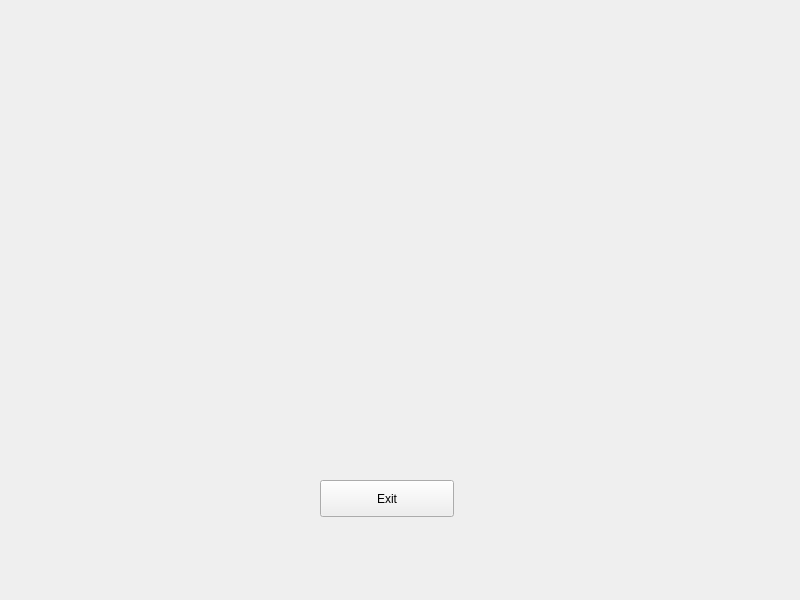
Above: aifx/form.ui from NadimGhaznavi/aifx before the change. Below: the same form after it.
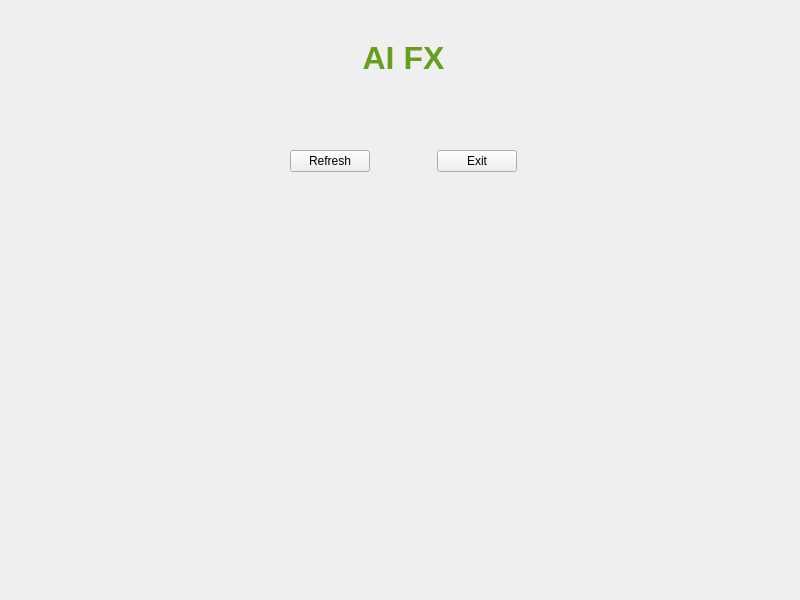
That is the form after the change.

```diff
--- a/aifx/form.ui
+++ b/aifx/form.ui
@@ -13,18 +13,71 @@
   <property name="windowTitle">
    <string>Widget</string>
   </property>
-  <widget class="QPushButton" name="exitButton">
+  <widget class="QWidget" name="">
    <property name="geometry">
     <rect>
-     <x>320</x>
-     <y>480</y>
-     <width>134</width>
-     <height>37</height>
+     <x>290</x>
+     <y>40</y>
+     <width>227</width>
+     <height>132</height>
     </rect>
    </property>
-   <property name="text">
-    <string>Exit</string>
-   </property>
+   <layout class="QVBoxLayout" name="verticalLayout">
+    <item>
+     <widget class="QLabel" name="label">
+      <property name="text">
+       <string>&lt;html&gt;&lt;head/&gt;&lt;body&gt;&lt;p align=&quot;center&quot;&gt;&lt;span style=&quot; font-size:24pt; font-weight:700; color:#669f1e;&quot;&gt;AI FX&lt;/span&gt;&lt;/p&gt;&lt;/body&gt;&lt;/html&gt;</string>
+      </property>
+      <property name="textFormat">
+       <enum>Qt::RichText</enum>
+      </property>
+     </widget>
+    </item>
+    <item>
+     <spacer name="verticalSpacer">
+      <property name="orientation">
+       <enum>Qt::Vertical</enum>
+      </property>
+      <property name="sizeHint" stdset="0">
+       <size>
+        <width>20</width>
+        <height>40</height>
+       </size>
+      </property>
+     </spacer>
+    </item>
+    <item>
+     <layout class="QHBoxLayout" name="horizontalLayout">
+      <item>
+       <widget class="QPushButton" name="refreshButton">
+        <property name="text">
+         <string>Refresh</string>
+        </property>
+       </widget>
+      </item>
+      <item>
+       <spacer name="horizontalSpacer">
+        <property name="orientation">
+         <enum>Qt::Horizontal</enum>
+        </property>
+        <property name="sizeHint" stdset="0">
+         <size>
+          <width>40</width>
+          <height>20</height>
+         </size>
+        </property>
+       </spacer>
+      </item>
+      <item>
+       <widget class="QPushButton" name="exitButton">
+        <property name="text">
+         <string>Exit</string>
+        </property>
+       </widget>
+      </item>
+     </layout>
+    </item>
+   </layout>
   </widget>
  </widget>
  <resources/>
```
